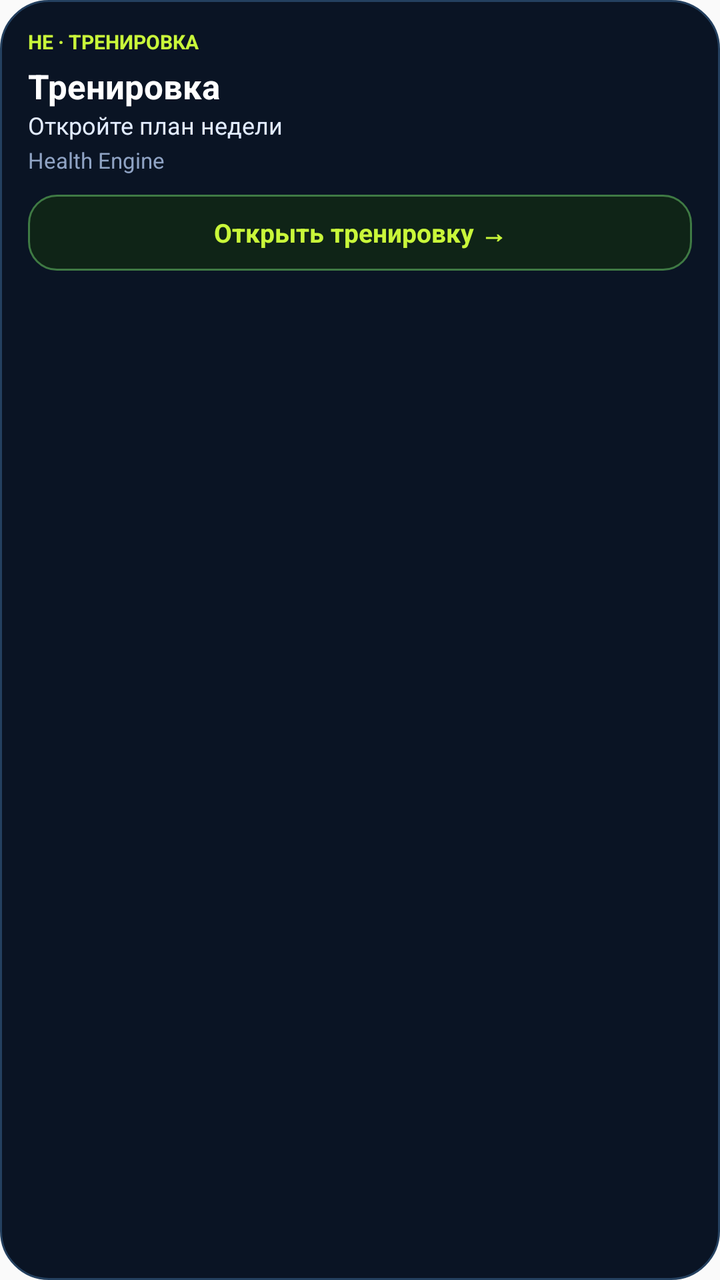
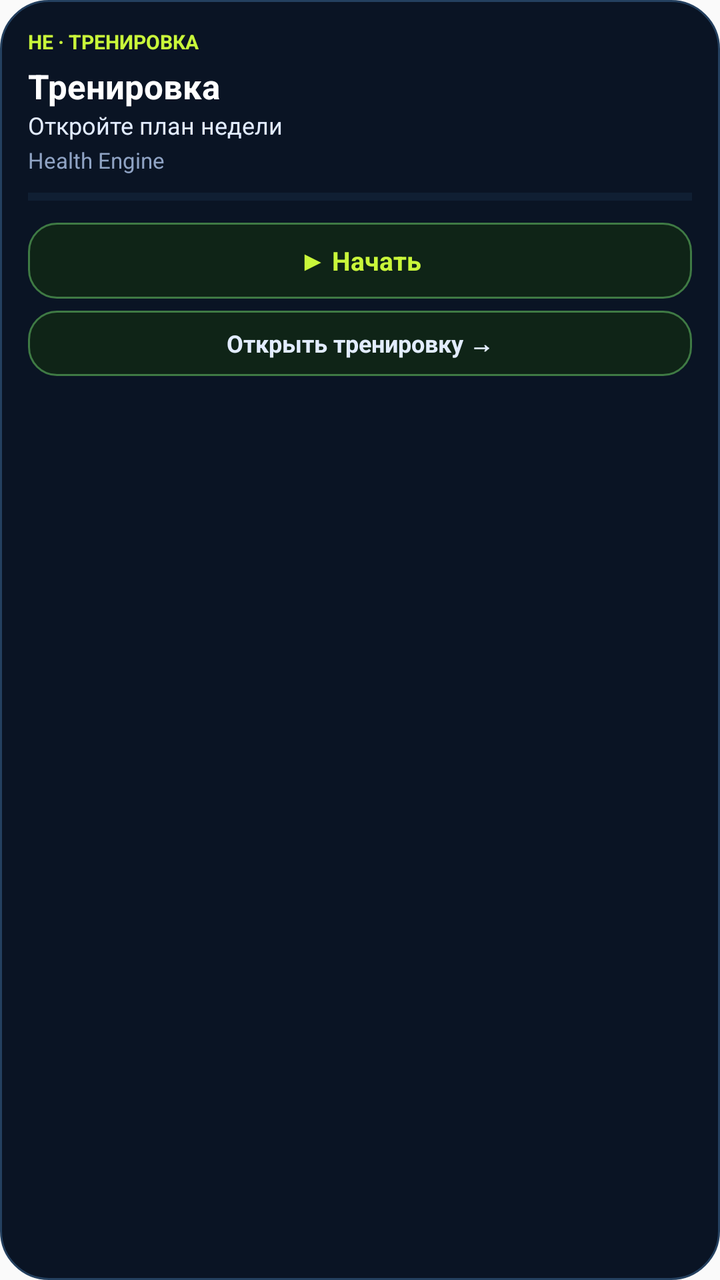

An Android layout rendered at two revisions. The XML below is the earlier revision; the diff shows what the commit changed to produce the second picture.
<!-- AndroidManifest.xml: application theme AppTheme -->
<!-- res/layout/widget_training.xml -->
<?xml version="1.0" encoding="utf-8"?>
<LinearLayout xmlns:android="http://schemas.android.com/apk/res/android"
    android:id="@+id/w_training_root"
    android:layout_width="match_parent"
    android:layout_height="wrap_content"
    android:background="@drawable/widget_bg"
    android:orientation="vertical"
    android:padding="14dp"
    android:contentDescription="@string/widget_training_desc">

    <TextView
        android:layout_width="wrap_content"
        android:layout_height="wrap_content"
        android:text="HE · ТРЕНИРОВКА"
        android:textColor="#C9F73A"
        android:textSize="10sp"
        android:textStyle="bold" />

    <TextView
        android:id="@+id/w_training_title"
        android:layout_width="match_parent"
        android:layout_height="wrap_content"
        android:layout_marginTop="4dp"
        android:ellipsize="end"
        android:maxLines="1"
        android:text="Тренировка"
        android:textColor="#FFFFFF"
        android:textSize="17sp"
        android:textStyle="bold" />

    <TextView
        android:id="@+id/w_training_sub"
        android:layout_width="match_parent"
        android:layout_height="wrap_content"
        android:ellipsize="end"
        android:maxLines="2"
        android:text="Откройте план недели"
        android:textColor="#E2ECFF"
        android:textSize="12sp" />

    <TextView
        android:id="@+id/w_training_meta"
        android:layout_width="match_parent"
        android:layout_height="wrap_content"
        android:layout_marginTop="2dp"
        android:ellipsize="end"
        android:maxLines="1"
        android:text="Health Engine"
        android:textColor="#8FA3C4"
        android:textSize="11sp" />

    <TextView
        android:id="@+id/w_training_open"
        android:layout_width="match_parent"
        android:layout_height="wrap_content"
        android:layout_marginTop="10dp"
        android:background="@drawable/widget_action"
        android:gravity="center"
        android:padding="10dp"
        android:text="Открыть тренировку →"
        android:textColor="#C9F73A"
        android:textSize="13sp"
        android:textStyle="bold" />
</LinearLayout>
<!-- resources referenced by this layout -->
<resources>
  <!-- drawable widget_action (drawable) -->
  <?xml version="1.0" encoding="utf-8"?>
  <shape xmlns:android="http://schemas.android.com/apk/res/android"
      android:shape="rectangle">
      <corners android:radius="14dp" />
      
      <solid android:color="#0F2417" />
      <stroke android:width="1dp" android:color="#3F7A44" />
  </shape>
  <!-- drawable widget_bg (drawable) -->
  <?xml version="1.0" encoding="utf-8"?>
  <shape xmlns:android="http://schemas.android.com/apk/res/android"
      android:shape="rectangle">
      <corners android:radius="24dp" />
      
      <solid android:color="#0A1424" />
      <stroke android:width="1dp" android:color="#24405F" />
  </shape>
  <string name="widget_training_desc">Текущая тренировка и быстрый переход в план</string>
  <style name="AppTheme" parent="Theme.AppCompat.Light.DarkActionBar">
          
          <item name="colorPrimary">@color/colorPrimary</item>
          <item name="colorPrimaryDark">@color/colorPrimaryDark</item>
          <item name="colorAccent">@color/colorAccent</item>
      </style>
  <color name="colorPrimary">#0a1628</color>
  <color name="colorPrimaryDark">#050b16</color>
  <color name="colorAccent">#00e68a</color>
</resources>

<!-- the commit's change to res/layout/widget_training.xml (unified diff, before → after) -->
@@ -49,16 +49,40 @@
         android:textColor="#8FA3C4"
         android:textSize="11sp" />
 
+    <ProgressBar
+        android:id="@+id/w_training_progress"
+        style="?android:attr/progressBarStyleHorizontal"
+        android:layout_width="match_parent"
+        android:layout_height="6dp"
+        android:layout_marginTop="8dp"
+        android:max="100"
+        android:progress="0"
+        android:progressTint="#C9F73A"
+        android:progressBackgroundTint="#24405F" />
+
     <TextView
-        android:id="@+id/w_training_open"
+        android:id="@+id/w_training_act"
         android:layout_width="match_parent"
         android:layout_height="wrap_content"
         android:layout_marginTop="10dp"
         android:background="@drawable/widget_action"
         android:gravity="center"
         android:padding="10dp"
-        android:text="Открыть тренировку →"
+        android:text="▶ Начать"
         android:textColor="#C9F73A"
         android:textSize="13sp"
         android:textStyle="bold" />
+
+    <TextView
+        android:id="@+id/w_training_open"
+        android:layout_width="match_parent"
+        android:layout_height="wrap_content"
+        android:layout_marginTop="6dp"
+        android:background="@drawable/widget_action"
+        android:gravity="center"
+        android:padding="8dp"
+        android:text="Открыть тренировку →"
+        android:textColor="#E2ECFF"
+        android:textSize="12sp"
+        android:textStyle="bold" />
 </LinearLayout>
